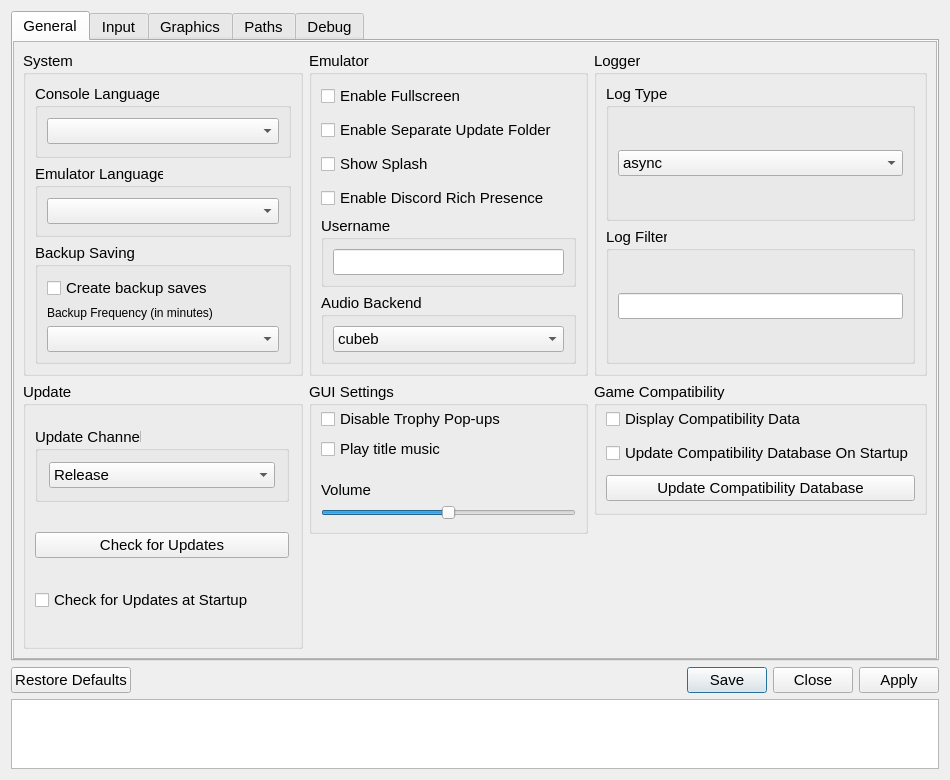
This is src/qt_gui/settings_dialog.ui in shadps4-emu/shadPS4 as Qt 5 draws it before an edit. The edited form follows.
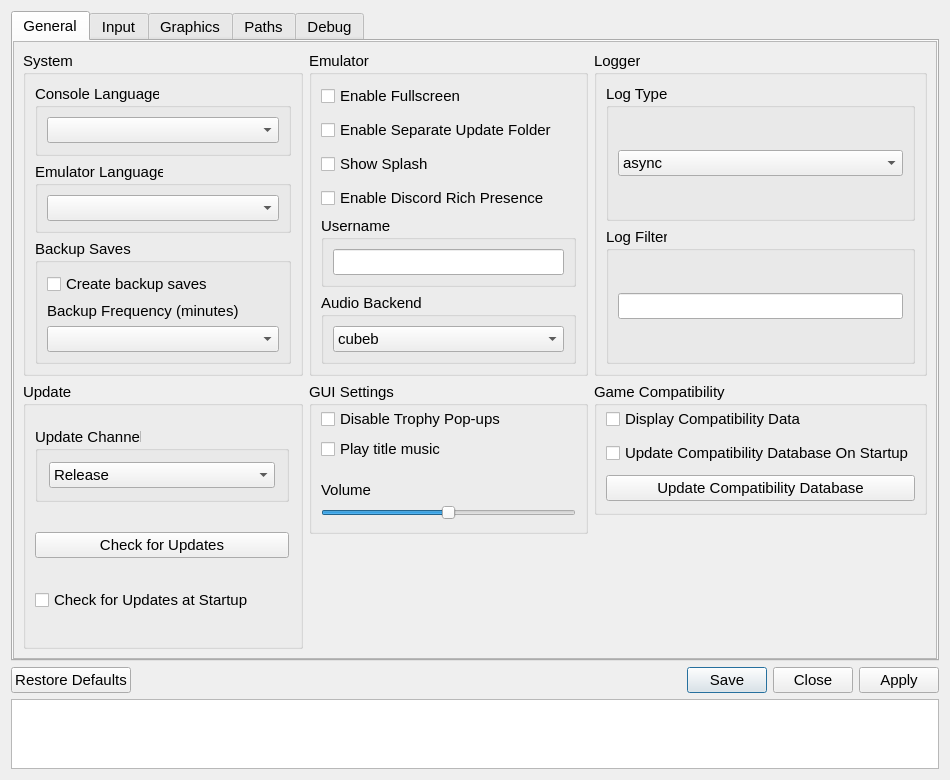
This is the edited form. Icons and pictures are not drawn.

Commit message: Enable and set backup frequency in config

```diff
--- a/src/qt_gui/settings_dialog.ui
+++ b/src/qt_gui/settings_dialog.ui
@@ -192,7 +192,7 @@
                <item>
                 <widget class="QGroupBox" name="BackupSaveGroupBox">
                  <property name="title">
-                  <string>Backup Saving</string>
+                  <string>Backup Saves</string>
                  </property>
                  <layout class="QVBoxLayout" name="verticalLayout_2">
                   <item>
@@ -206,12 +206,12 @@
                    <widget class="QLabel" name="BackupFreqLabel">
                     <property name="font">
                      <font>
-                      <pointsize>9</pointsize>
+                      <pointsize>11</pointsize>
                       <bold>false</bold>
                      </font>
                     </property>
                     <property name="text">
-                     <string>Backup Frequency (in minutes)</string>
+                     <string>Backup Frequency (minutes)</string>
                     </property>
                    </widget>
                   </item>
```
The commit also changes 33 other files.
